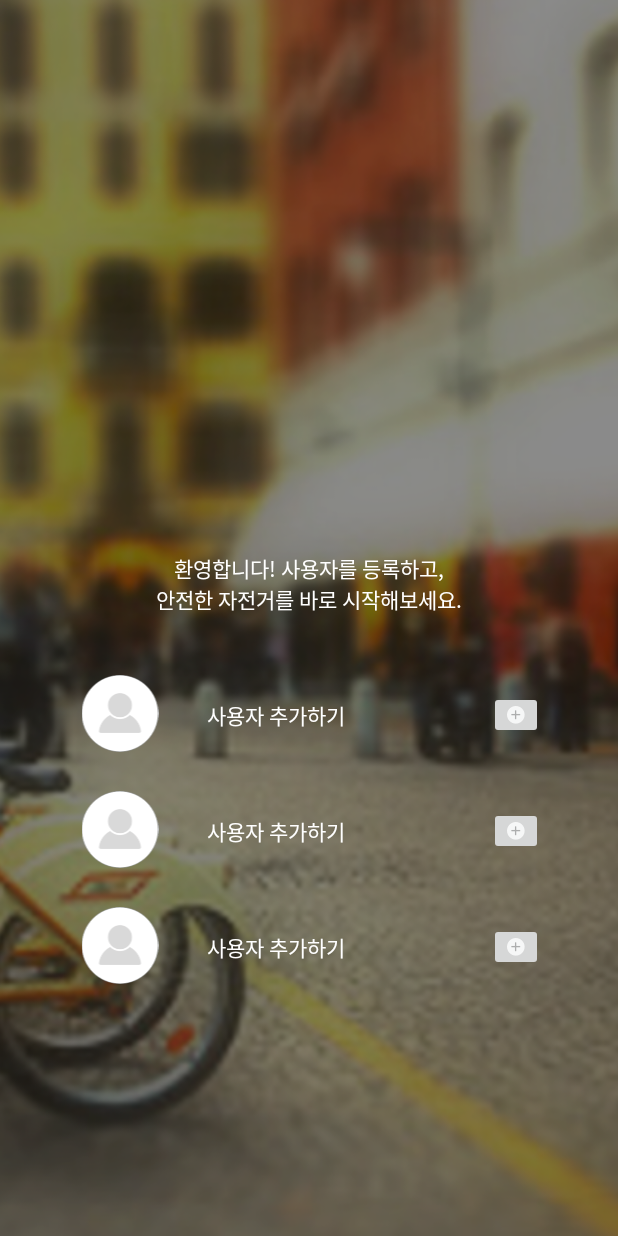
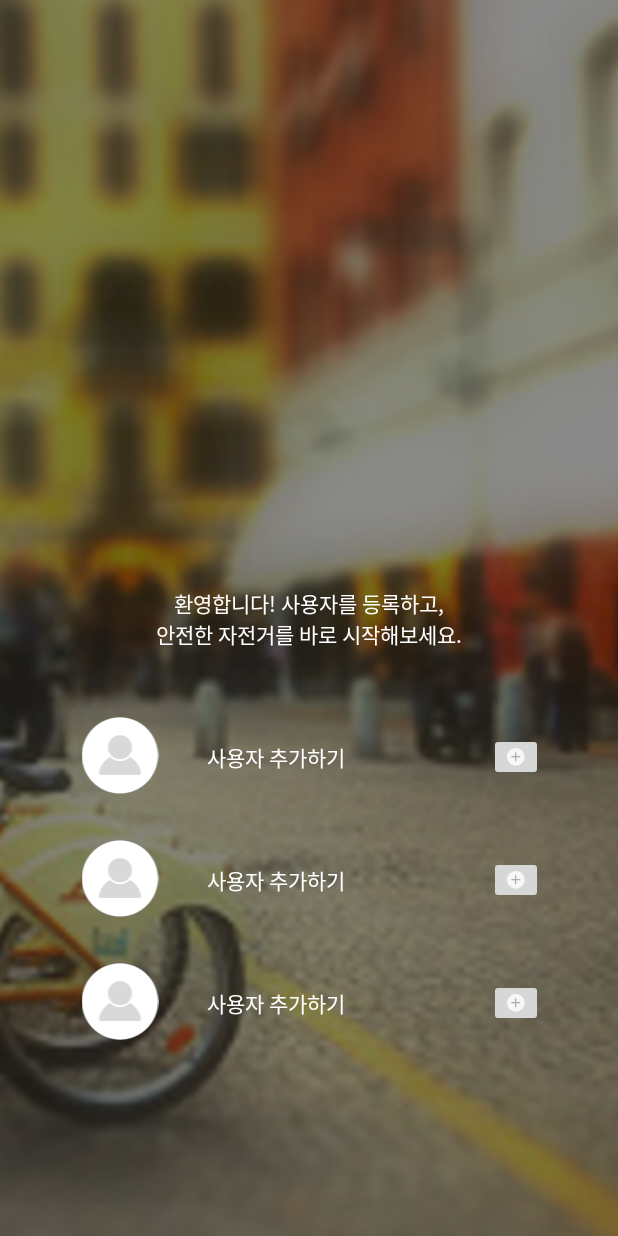
Before and after one commit to for-project-team/child-cycle-android, an Android app: the screen it shows after launch (MainActivity), on a phone screen of 412 x 824 dp. Run offline under Robolectric (Android 15) with nearby library versions, the phone set to English and light mode, and no system bars.

Commit message:
환경설정 메뉴 변경, 메인화면 사용자선택부분 list로 바꿈, 운행종료 화면 뒤로가기버튼 막음

```diff
--- a/app/src/main/java/com/example/eunji/childcycle/ContentsSettingActivity.java
+++ b/app/src/main/java/com/example/eunji/childcycle/ContentsSettingActivity.java
@@ -22,7 +22,7 @@ public class ContentsSettingActivity extends ActionBarActivity {
     private ListView setting_listview;
     private ArrayList<ListviewItem> data;
     private ArrayList<String> save_string;
-    private ListviewItem user_edit, user_delete, user_logout, audio_onoff;
+    private ListviewItem user_edit, user_change, user_delete, user_logout, audio_onoff;
     private ListviewAdapter adapter;
     private TextView list_Text;
     private String list_text;
@@ -33,6 +33,7 @@ public class ContentsSettingActivity extends ActionBarActivity {
 
         data = new ArrayList<>();
 
+        user_change = new ListviewItem(R.drawable.ic_menu_camera, "사용자 변경");
         user_edit = new ListviewItem(R.drawable.ic_menu_camera, "프로필 수정");
         audio_onoff = new ListviewItem(R.drawable.ic_menu_camera, "음성안내");
         user_delete = new ListviewItem(R.drawable.ic_menu_camera, "사용자 삭제");
@@ -57,6 +58,7 @@ public class ContentsSettingActivity extends ActionBarActivity {
 
         //list 생성
 
+        data.add(user_change);
         data.add(user_edit);
         data.add(audio_onoff);
         data.add(user_delete);
@@ -74,7 +76,13 @@ public class ContentsSettingActivity extends ActionBarActivity {
             list_Text = (TextView) view.findViewById(R.id.list_text);
             list_text = list_Text.getText().toString();
 
-            if (list_text.equals(user_edit.getName())) {
+            if(list_text.equals(user_change.getName())){
+                actionBar.hide();
+
+                setContentView(R.layout.content_main);
+            }
+
+            else if (list_text.equals(user_edit.getName())) {
 
                 actionBar.setBackgroundDrawable(new ColorDrawable(0xFFFF5722));
                 actionBar.setTitle(Html.fromHtml("<font color='#ffffff'> ChildCycle </font>"));
--- a/app/src/main/java/com/example/eunji/childcycle/FinishRidingActivity.java
+++ b/app/src/main/java/com/example/eunji/childcycle/FinishRidingActivity.java
@@ -46,8 +46,8 @@ public class FinishRidingActivity extends AppCompatActivity{
     }
 
 
-//    @Override
-//    public void onBackPressed() {
-//        //super.onBackPressed();
-//    }
+    @Override
+    public void onBackPressed() {
+        //super.onBackPressed();
+    }
 }
--- a/app/src/main/java/com/example/eunji/childcycle/MainActivity.java
+++ b/app/src/main/java/com/example/eunji/childcycle/MainActivity.java
@@ -28,13 +28,9 @@ public class MainActivity extends AppCompatActivity
 
     private void _InitUi() {
 
-        imgbtn1 = (ImageButton) findViewById(R.id.add_user1);
-        imgbtn2 = (ImageButton) findViewById(R.id.add_user2);
-        imgbtn3 = (ImageButton) findViewById(R.id.add_user3);
+        imgbtn1 = (ImageButton) findViewById(R.id.add_user);
 
-        txtview1 = (TextView) findViewById(R.id.user_name1);
-        txtview2 = (TextView) findViewById(R.id.user_name2);
-        txtview3 = (TextView) findViewById(R.id.user_name3);
+        txtview1 = (TextView) findViewById(R.id.user_name);
 
         drawer = (DrawerLayout) findViewById(R.id.drawer_layout);
         navigationView = (NavigationView) findViewById(R.id.nav_view);
--- a/app/src/main/res/layout/content_main.xml
+++ b/app/src/main/res/layout/content_main.xml
@@ -33,125 +33,33 @@
 
         </LinearLayout>
 
+
         <LinearLayout
-            android:layout_weight="0.35"
+            android:layout_weight="0.25"
             android:layout_gravity="center_vertical"
             android:paddingTop="@dimen/check_padding"
-            android:paddingRight="@dimen/check_padding2"
-            android:paddingLeft="@dimen/check_padding2"
             android:orientation="vertical"
             android:layout_width="match_parent"
             android:layout_height="wrap_content">
 
-            <LinearLayout
-                android:orientation="horizontal"
+            <include
+                android:layout_marginTop="-35px"
                 android:layout_width="match_parent"
-                android:layout_height="wrap_content">
+                android:layout_height="wrap_content"
+                layout="@layout/ui_user_list" />
 
-                <ImageView
-                    android:layout_weight="0.3"
-                    android:id="@+id/app_user1"
-                    android:layout_width="wrap_content"
-                    android:layout_height="wrap_content"
-                    android:paddingTop="12dp"
-                    android:paddingBottom="12dp"
-                    android:src="@mipmap/ic_user_profile" />
+            <include
+                android:layout_marginTop="-35px"
+                android:layout_width="match_parent"
+                android:layout_height="wrap_content"
+                layout="@layout/ui_user_list" />
 
-                <TextView
-                    android:onClick="txtClick"
-                    android:id="@+id/user_name1"
-                    android:layout_weight="0.5"
-                    android:layout_width="200dp"
-                    android:layout_height="wrap_content"
-                    android:padding="@dimen/check_padding"
-                    android:textColor="#ffffff"
-                    android:textColorHint="#ffffff"
-                    android:hint="사용자 추가하기"
-                    android:textAppearance="@style/TextAppearance.AppCompat.Body1" />
+            <include
+                android:layout_marginTop="-35px"
+                android:layout_width="match_parent"
+                android:layout_height="wrap_content"
+                layout="@layout/ui_user_list" />
 
-                <ImageButton
-                    android:onClick="btnClick"
-                    android:id="@+id/add_user1"
-                    android:layout_gravity="center"
-                    android:src="@mipmap/ic_user_add"
-                    android:layout_width="wrap_content"
-                    android:layout_height="wrap_content" />
-
-            </LinearLayout>
-
-            <LinearLayout
-                android:orientation="horizontal"
-                android:layout_width="match_parent"
-                android:layout_height="wrap_content">
-
-                <ImageView
-                    android:layout_weight="0.3"
-                    android:id="@+id/app_user2"
-                    android:layout_width="wrap_content"
-                    android:layout_height="wrap_content"
-                    android:paddingTop="12dp"
-                    android:paddingBottom="12dp"
-                    android:src="@mipmap/ic_user_profile" />
-
-                <TextView
-                    android:onClick="txtClick"
-                    android:id="@+id/user_name2"
-                    android:layout_weight="0.5"
-                    android:layout_width="200dp"
-                    android:layout_height="wrap_content"
-                    android:padding="@dimen/check_padding"
-                    android:hint="사용자 추가하기"
-                    android:textColor="#ffffff"
-                    android:textColorHint="#ffffff"
-                    android:textAppearance="@style/TextAppearance.AppCompat.Body1" />
-
-                <ImageButton
-                    android:onClick="btnClick"
-                    android:id="@+id/add_user2"
-                    android:layout_gravity="center"
-                    android:src="@mipmap/ic_user_add"
-                    android:layout_width="wrap_content"
-                    android:layout_height="wrap_content" />
-
-
-            </LinearLayout>
-
-
-            <LinearLayout
-                android:orientation="horizontal"
-                android:layout_width="match_parent"
-                android:layout_height="wrap_content">
-
-                <ImageView
-                    android:layout_weight="0.3"
-                    android:id="@+id/app_user3"
-                    android:layout_width="wrap_content"
-                    android:layout_height="wrap_content"
-                    android:paddingTop="12dp"
-                    android:paddingBottom="12dp"
-                    android:src="@mipmap/ic_user_profile" />
-
-                <TextView
-                    android:onClick="txtClick"
-                    android:id="@+id/user_name3"
-                    android:layout_weight="0.5"
-                    android:layout_width="200dp"
-                    android:layout_height="wrap_content"
-                    android:padding="@dimen/check_padding"
-                    android:hint="사용자 추가하기"
-                    android:textColor="#ffffff"
-                    android:textColorHint="#ffffff"
-                    android:textAppearance="@style/TextAppearance.AppCompat.Body1" />
-
-                <ImageButton
-                    android:onClick="btnClick"
-                    android:id="@+id/add_user3"
-                    android:layout_gravity="center"
-                    android:src="@mipmap/ic_user_add"
-                    android:layout_width="wrap_content"
-                    android:layout_height="wrap_content" />
-
-            </LinearLayout>
 
         </LinearLayout>
     </LinearLayout>
--- /dev/null
+++ b/app/src/main/res/layout/ui_user_list.xml
@@ -0,0 +1,46 @@
+<?xml version="1.0" encoding="utf-8"?>
+<LinearLayout android:layout_weight="0.35"
+    android:paddingTop="@dimen/check_padding"
+    android:paddingRight="@dimen/check_padding2"
+    android:paddingLeft="@dimen/check_padding2"
+    android:orientation="vertical"
+    android:layout_width="match_parent"
+    android:layout_height="wrap_content"
+    xmlns:android="http://schemas.android.com/apk/res/android">
+
+    <LinearLayout
+        android:orientation="horizontal"
+        android:layout_width="match_parent"
+        android:layout_height="wrap_content">
+
+        <ImageView
+            android:layout_weight="0.3"
+            android:id="@+id/app_user"
+            android:layout_width="wrap_content"
+            android:layout_height="wrap_content"
+            android:paddingTop="12dp"
+            android:paddingBottom="12dp"
+            android:src="@mipmap/ic_user_profile" />
+
+        <TextView
+            android:onClick="txtClick"
+            android:id="@+id/user_name"
+            android:layout_weight="0.5"
+            android:layout_width="200dp"
+            android:layout_height="wrap_content"
+            android:padding="@dimen/check_padding"
+            android:textColor="#ffffff"
+            android:textColorHint="#ffffff"
+            android:hint="사용자 추가하기"
+            android:textAppearance="@style/TextAppearance.AppCompat.Body1" />
+
+        <ImageButton
+            android:onClick="btnClick"
+            android:id="@+id/add_user"
+            android:layout_gravity="center"
+            android:src="@mipmap/ic_user_add"
+            android:layout_width="wrap_content"
+            android:layout_height="wrap_content" />
+c
+    </LinearLayout>
+    </LinearLayout>
```
